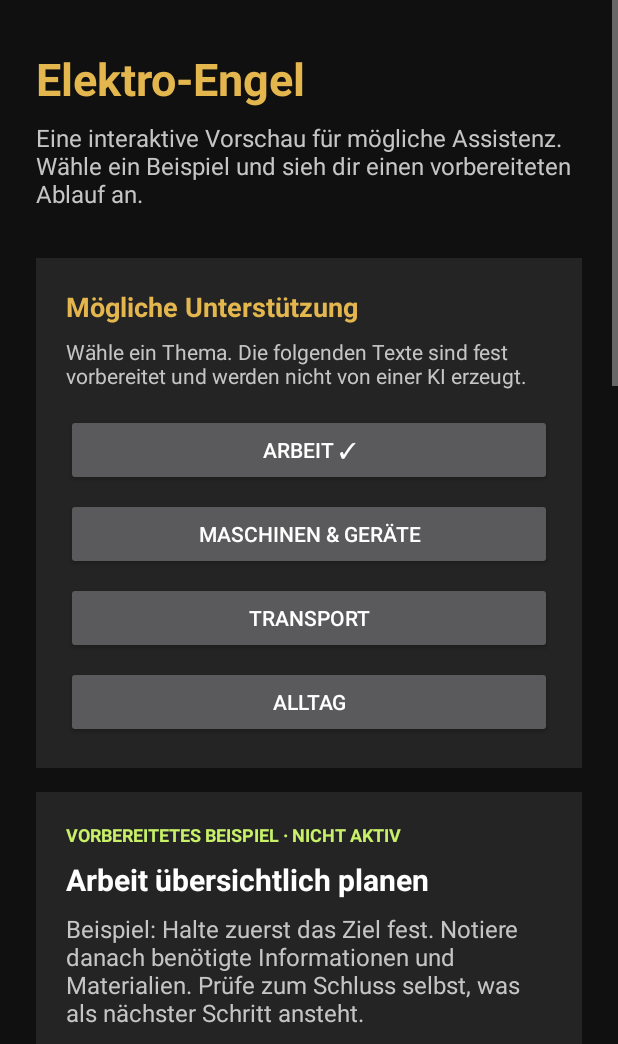
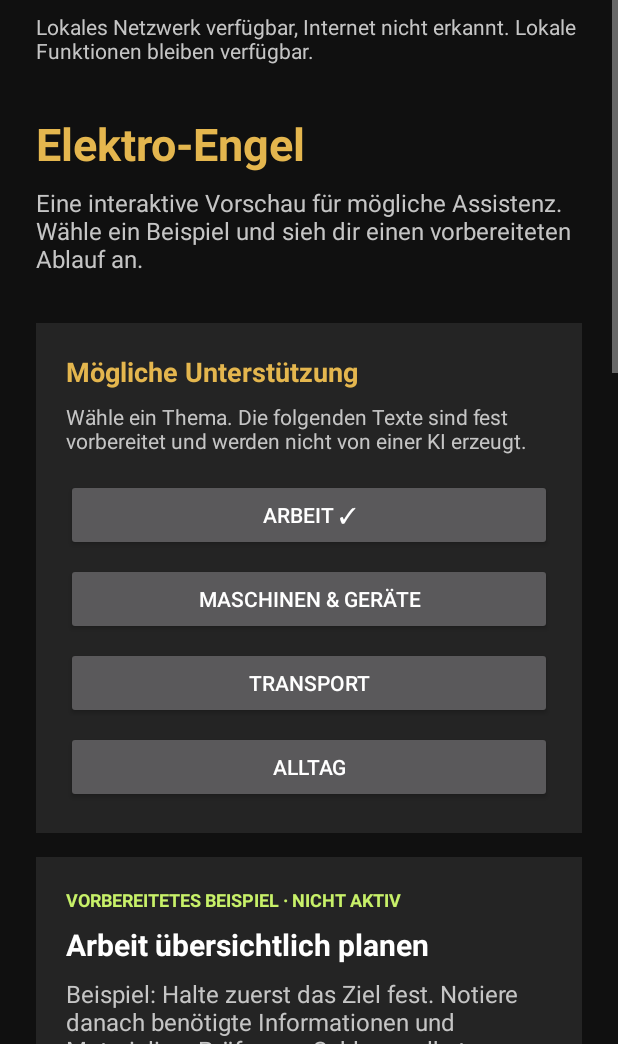
Before and after one commit to nikolausnold/NIKNOLIG, an Android app: the ElektroEngelActivity screen opened directly, with no data from a screen before it, on a phone screen of 412 x 824 dp, the part 192-1236 px from its top. Run offline under Robolectric (Android 15) with nearby library versions, the phone set to English and light mode, and no system bars.

Commit message:
Add lifecycle-aware internet status
Co-authored-by: nikolausnold <339979236+nikolausnold@users.noreply.github.com>

```diff
--- a/app/src/main/AndroidManifest.xml
+++ b/app/src/main/AndroidManifest.xml
@@ -1,5 +1,6 @@
 <manifest xmlns:android="http://schemas.android.com/apk/res/android">
     <uses-permission android:name="android.permission.INTERNET" />
+    <uses-permission android:name="android.permission.ACCESS_NETWORK_STATE" />
     <uses-permission
         android:name="android.permission.BLUETOOTH_SCAN"
         android:usesPermissionFlags="neverForLocation" />
--- a/app/src/main/java/com/niknolig/app/ElektroEngelActivity.kt
+++ b/app/src/main/java/com/niknolig/app/ElektroEngelActivity.kt
@@ -12,11 +12,16 @@ class ElektroEngelActivity : Activity() {
     private val scenarioButtons = mutableListOf<Button>()
     private lateinit var previewTitle: TextView
     private lateinit var previewDescription: TextView
+    private lateinit var internetStatusMonitor: InternetStatusMonitor
 
     override fun onCreate(savedInstanceState: Bundle?) {
         super.onCreate(savedInstanceState)
         setContentView(R.layout.activity_elektro_engel)
 
+        val internetStatus = findViewById<TextView>(R.id.internet_status)
+        internetStatusMonitor = InternetStatusMonitor(this) { status ->
+            internetStatus.setText(status.messageResource)
+        }
         val scrollView = findViewById<android.widget.ScrollView>(R.id.elektro_engel_scroll_view)
         findViewById<Button>(R.id.niknolig_nav_button).setOnClickListener { finish() }
         findViewById<Button>(R.id.elektro_engel_nav_button).setOnClickListener {
@@ -42,6 +47,16 @@ class ElektroEngelActivity : Activity() {
         }
         showScenario(0)
         setupLocalAssistant()
+    }
+
+    override fun onStart() {
+        super.onStart()
+        internetStatusMonitor.start()
+    }
+
+    override fun onStop() {
+        internetStatusMonitor.stop()
+        super.onStop()
     }
 
     private fun showScenario(selectedIndex: Int) {
--- /dev/null
+++ b/app/src/main/java/com/niknolig/app/InternetStatus.kt
@@ -0,0 +1,24 @@
+package com.niknolig.app
+
+internal enum class InternetStatus(val messageResource: Int) {
+    OFFLINE(R.string.internet_status_offline),
+    LOCAL_ONLY(R.string.internet_status_local_only),
+    UNVERIFIED(R.string.internet_status_unverified),
+    ONLINE(R.string.internet_status_online),
+    UNKNOWN(R.string.internet_status_unknown)
+}
+
+internal object InternetStatusClassifier {
+    fun classify(
+        networkAvailable: Boolean,
+        capabilitiesAvailable: Boolean,
+        hasInternetCapability: Boolean,
+        internetValidated: Boolean
+    ): InternetStatus = when {
+        !networkAvailable -> InternetStatus.OFFLINE
+        !capabilitiesAvailable -> InternetStatus.UNKNOWN
+        !hasInternetCapability -> InternetStatus.LOCAL_ONLY
+        !internetValidated -> InternetStatus.UNVERIFIED
+        else -> InternetStatus.ONLINE
+    }
+}
--- /dev/null
+++ b/app/src/main/java/com/niknolig/app/InternetStatusMonitor.kt
@@ -0,0 +1,95 @@
+package com.niknolig.app
+
+import android.content.Context
+import android.net.ConnectivityManager
+import android.net.Network
+import android.net.NetworkCapabilities
+import android.os.Handler
+import android.os.Looper
+
+internal class InternetStatusMonitor(
+    context: Context,
+    private val onStatusChanged: (InternetStatus) -> Unit
+) {
+    private val connectivityManager =
+        context.getSystemService(Context.CONNECTIVITY_SERVICE) as? ConnectivityManager
+    private val mainHandler = Handler(Looper.getMainLooper())
+    private var isRegistered = false
+
+    private val networkCallback = object : ConnectivityManager.NetworkCallback() {
+        override fun onAvailable(network: Network) {
+            publish(statusFor(network))
+        }
+
+        override fun onCapabilitiesChanged(
+            network: Network,
+            networkCapabilities: NetworkCapabilities
+        ) {
+            publish(statusFor(networkCapabilities))
+        }
+
+        override fun onLost(network: Network) {
+            publish(currentStatus())
+        }
+    }
+
+    fun start() {
+        publish(currentStatus())
+        val manager = connectivityManager ?: return
+        if (isRegistered) return
+
+        try {
+            manager.registerDefaultNetworkCallback(networkCallback, mainHandler)
+            isRegistered = true
+        } catch (_: RuntimeException) {
+            publish(InternetStatus.UNKNOWN)
+        }
+    }
+
+    fun stop() {
+        if (!isRegistered) return
+        try {
+            connectivityManager?.unregisterNetworkCallback(networkCallback)
+        } catch (_: RuntimeException) {
+            // The system may already have removed the callback.
+        } finally {
+            isRegistered = false
+        }
+    }
+
+    private fun currentStatus(): InternetStatus {
+        val manager = connectivityManager ?: return InternetStatus.UNKNOWN
+        val network = try {
+            manager.activeNetwork
+        } catch (_: RuntimeException) {
+            return InternetStatus.UNKNOWN
+        } ?: return InternetStatus.OFFLINE
+
+        return statusFor(network)
+    }
+
+    private fun statusFor(network: Network): InternetStatus {
+        val capabilities = try {
+            connectivityManager?.getNetworkCapabilities(network)
+        } catch (_: RuntimeException) {
+            return InternetStatus.UNKNOWN
+        }
+        return statusFor(capabilities)
+    }
+
+    private fun statusFor(capabilities: NetworkCapabilities?): InternetStatus =
+        InternetStatusClassifier.classify(
+            networkAvailable = true,
+            capabilitiesAvailable = capabilities != null,
+            hasInternetCapability = capabilities?.hasCapability(
+                NetworkCapabilities.NET_CAPABILITY_INTERNET
+            ) == true,
+            internetValidated = capabilities?.hasCapability(
+                NetworkCapabilities.NET_CAPABILITY_VALIDATED
+            ) == true
+        )
+
+    private fun publish(status: InternetStatus) {
+        onStatusChanged(status)
+    }
+}
--- a/app/src/main/res/layout/activity_elektro_engel.xml
+++ b/app/src/main/res/layout/activity_elektro_engel.xml
@@ -56,6 +56,16 @@
                 android:layout_weight="1"
                 android:text="@string/elektro_engel_nav_label" />
         </LinearLayout>
+
+        <TextView
+            android:id="@+id/internet_status"
+            android:layout_width="match_parent"
+            android:layout_height="wrap_content"
+            android:layout_marginTop="@dimen/space_small"
+            android:accessibilityLiveRegion="polite"
+            android:text="@string/internet_status_unknown"
+            android:textColor="@color/text_secondary"
+            android:textSize="14sp" />
 
         <TextView
             android:layout_width="wrap_content"
--- a/app/src/main/res/values/strings.xml
+++ b/app/src/main/res/values/strings.xml
@@ -83,4 +83,9 @@
     <string name="server_connection_checking">Sichere Verbindung wird geprüft …</string>
     <string name="server_connection_success">HTTPS-Verbindung zum NIKNOLIG-Server ist verfügbar.</string>
     <string name="server_connection_failed">Server nicht erreichbar oder Antwort ungültig. Fragen und Interessen wurden nicht übertragen.</string>
+    <string name="internet_status_offline">Offline: lokale Wissenshilfe und BLE-Suche bleiben verfügbar. Internetdienste sind nicht erreichbar.</string>
+    <string name="internet_status_local_only">Lokales Netzwerk verfügbar, Internet nicht erkannt. Lokale Funktionen bleiben verfügbar.</string>
+    <string name="internet_status_unverified">Netzwerk verfügbar, Internetzugriff nicht bestätigt. Lokale Funktionen bleiben verfügbar.</string>
+    <string name="internet_status_online">Internet verfügbar. Das bestätigt nicht die Erreichbarkeit des NIKNOLIG-Servers.</string>
+    <string name="internet_status_unknown">Internetstatus derzeit nicht feststellbar. Lokale Funktionen bleiben verfügbar.</string>
 </resources>
```
Also changed, not shown: app/src/main/java/com/niknolig/app/MainActivity.kt (+11 -0 lines), app/src/main/res/layout/activity_main.xml (+10 -0 lines), 4 other files.
